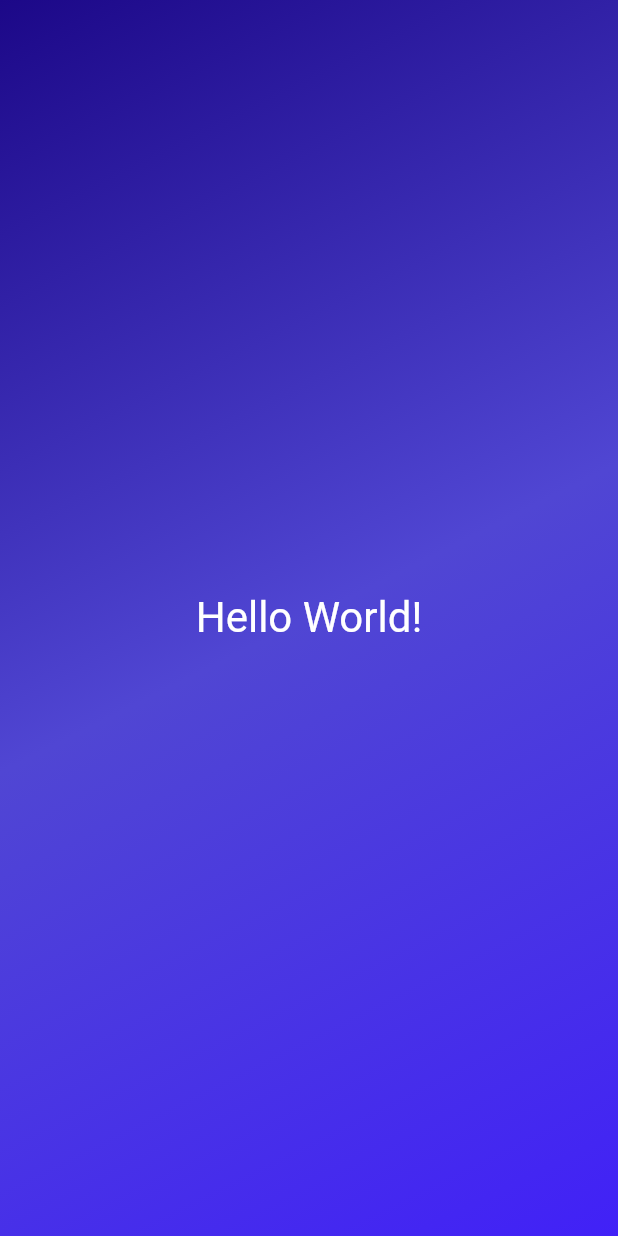
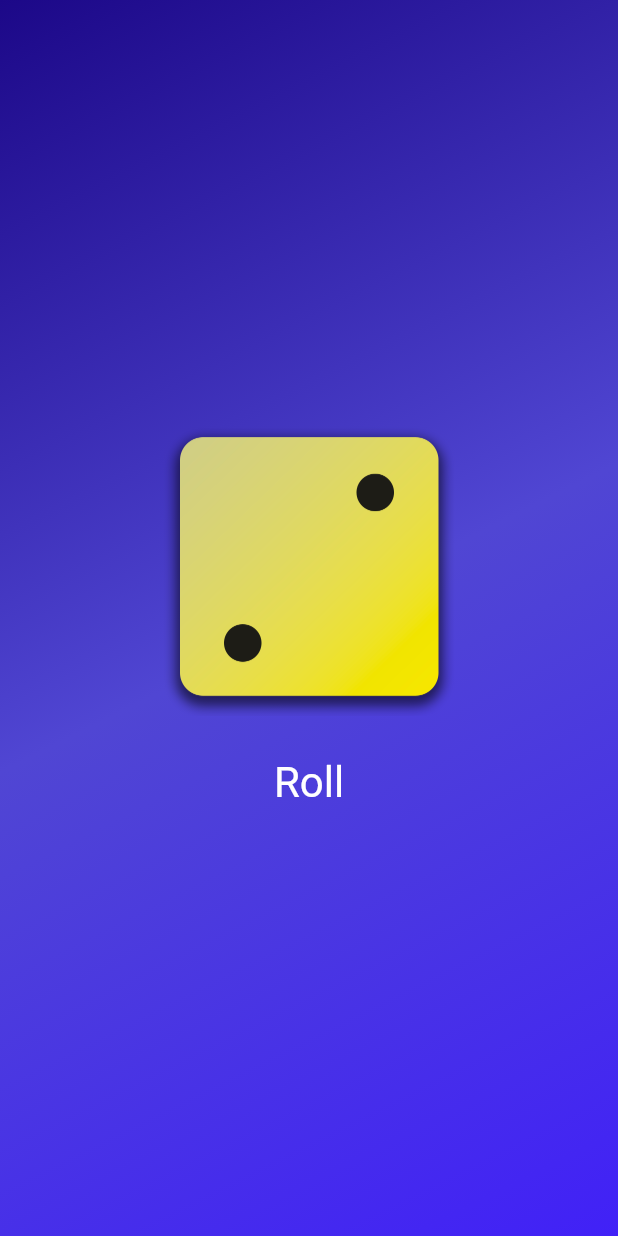
Before and after one commit to wtwente20/Flutter-Dice-App, a Flutter app: the screen it shows after launch, on a phone screen of 412 x 824 dp. Run offline on Flutter 3.47's test engine with Material 2 defaults, Android fonts, the phone set to English and light mode, and no system bars.

Commit message:
implemented dice roller functionality

```diff
--- /dev/null
+++ b/lib/dice_roller.dart
@@ -0,0 +1,46 @@
+import 'dart:math';
+
+import 'package:flutter/material.dart';
+
+class DiceRoller extends StatefulWidget {
+  const DiceRoller({super.key});
+  @override
+  State<StatefulWidget> createState() {
+    return _DiceRollerState();
+  }
+}
+
+class _DiceRollerState extends State<DiceRoller> {
+  var currentDiceRoll = 2;
+  final randomizer = Random();
+
+  void rollDice() {
+    setState(() {
+      currentDiceRoll = randomizer.nextInt(6) + 1;
+    });
+  }
+
+  @override
+  Widget build(context) {
+    return Column(
+      mainAxisSize: MainAxisSize.min,
+      children: [
+        Image.asset(
+          'assets/images/dice-$currentDiceRoll.png',
+          width: 200,
+        ),
+        const SizedBox(height: 20),
+        TextButton(
+          onPressed: rollDice,
+          style: TextButton.styleFrom(
+              // padding: EdgeInsets.all(10),
+              foregroundColor: Colors.white,
+              textStyle: const TextStyle(
+                fontSize: 28,
+              )),
+          child: const Text('Roll'),
+        )
+      ],
+    );
+  }
+}
--- a/lib/gradient_container.dart
+++ b/lib/gradient_container.dart
@@ -1,26 +1,31 @@
-import 'package:diceapp/styled_text.dart';
+import 'package:diceapp/dice_roller.dart';
 import 'package:flutter/material.dart';
 
+const startAlignment = Alignment.topLeft;
+const endAlignment = Alignment.bottomRight;
+
 class GradientContainer extends StatelessWidget {
-  const GradientContainer({super.key});
+  const GradientContainer(this.color1, this.color2, this.color3, {super.key});
+
+  final Color color1;
+  final Color color2;
+  final Color color3;
+
+
 
   @override
   Widget build(context) {
     return Container(
-          decoration: const BoxDecoration(
-            gradient: LinearGradient(
-              colors: [
-                Color.fromARGB(255, 28, 8, 136),
-                Color.fromARGB(255, 80, 70, 211),
-                Color.fromARGB(255, 65, 33, 247),
-              ],
-              begin: Alignment.topLeft,
-              end: Alignment.bottomRight,
-            ),
+      decoration: BoxDecoration(
+        gradient: LinearGradient(
+          colors: [color1, color2, color3],
+          begin: startAlignment,
+          end: endAlignment,
+        ),
+      ),
+      child: Center(
+          child: DiceRoller(),
           ),
-          child: const Center(
-            child: StyledText(),
-            ),
-          );
+    );
   }
 }
--- a/lib/main.dart
+++ b/lib/main.dart
@@ -5,7 +5,11 @@ void main() {
   runApp(
     const MaterialApp(
       home: Scaffold(
-        body: GradientContainer(),
+        body: GradientContainer(
+            Color.fromARGB(255, 28, 8, 136),
+            Color.fromARGB(255, 80, 70, 211),
+            Color.fromARGB(255, 65, 33, 247),
+          ),
       ),
     ),
   );
--- a/lib/styled_text.dart
+++ b/lib/styled_text.dart
@@ -1,13 +1,15 @@
 import 'package:flutter/material.dart';
 
 class StyledText extends StatelessWidget {
-  const StyledText({super.key});
+  const StyledText(this.text, {super.key});
+
+  final String text;
 
   @override
   Widget build(context) {
-    return const Text(
-      'Hello World!',
-      style: TextStyle(
+    return Text(
+      text,
+      style: const TextStyle(
         color: Colors.white,
         fontSize: 28,
       ),
```
Also changed, not shown: pubspec.yaml (+7 -3 lines), assets/images/dice-1.png (added), assets/images/dice-2.png (added), assets/images/dice-3.png (added), assets/images/dice-4.png (added), assets/images/dice-5.png (added), assets/images/dice-6.png (added).
